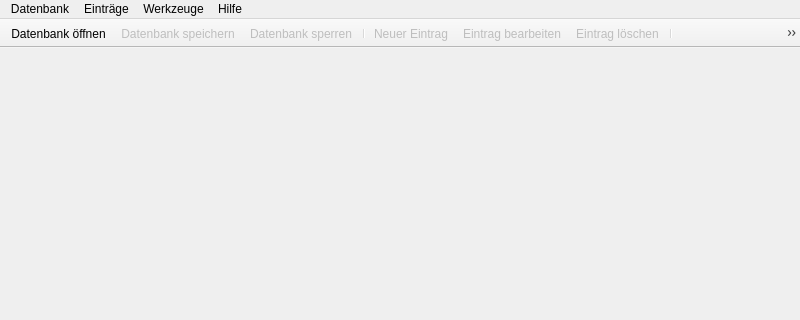
First picture: the form in ui/MainWindow.ui, repository JulWit/PasswordManager, before the edit; both pictures show x 0 to 800 and y 0 to 320 of the 800 by 600 pixel window.
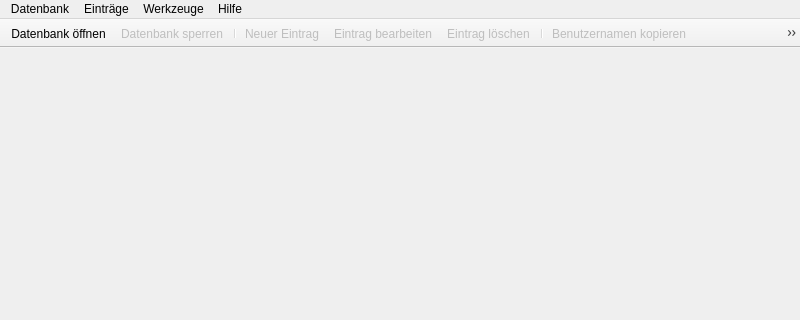
Second picture: the form after the edit. Icons and pictures are not drawn.

Commit message: Implementierung der neuen Actions

The edit to the form file:
```diff
--- a/ui/MainWindow.ui
+++ b/ui/MainWindow.ui
@@ -95,7 +95,6 @@
     <bool>false</bool>
    </attribute>
    <addaction name="actionOpenDatabase"/>
-   <addaction name="actionSaveDatabase"/>
    <addaction name="actionLockDatabase"/>
    <addaction name="separator"/>
    <addaction name="actionNewEntry"/>
@@ -137,18 +136,6 @@
     <string>Beenden</string>
    </property>
   </action>
-  <action name="actionSaveDatabase">
-   <property name="enabled">
-    <bool>false</bool>
-   </property>
-   <property name="icon">
-    <iconset>
-     <normaloff>../img/document-save.svg</normaloff>../img/document-save.svg</iconset>
-   </property>
-   <property name="text">
-    <string>Datenbank speichern</string>
-   </property>
-  </action>
   <action name="actionNewEntry">
    <property name="enabled">
     <bool>false</bool>
```
Left out of the diff: 4 changed lines with no effect on the pictures. The commit also changes 11 other files.
